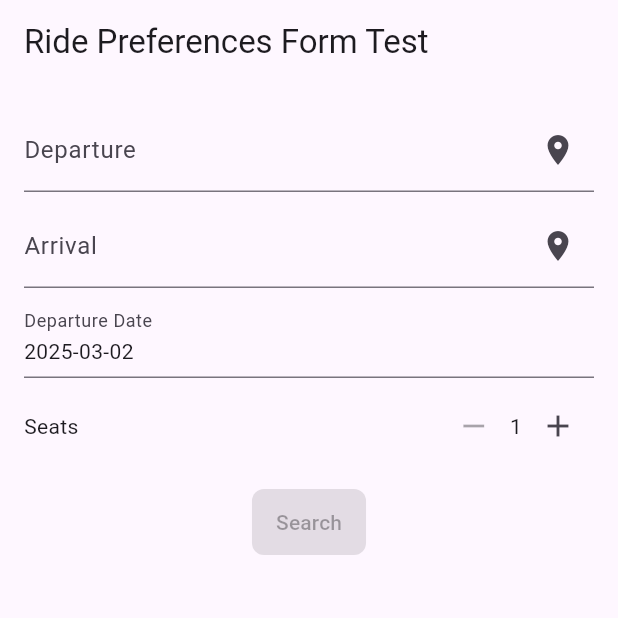
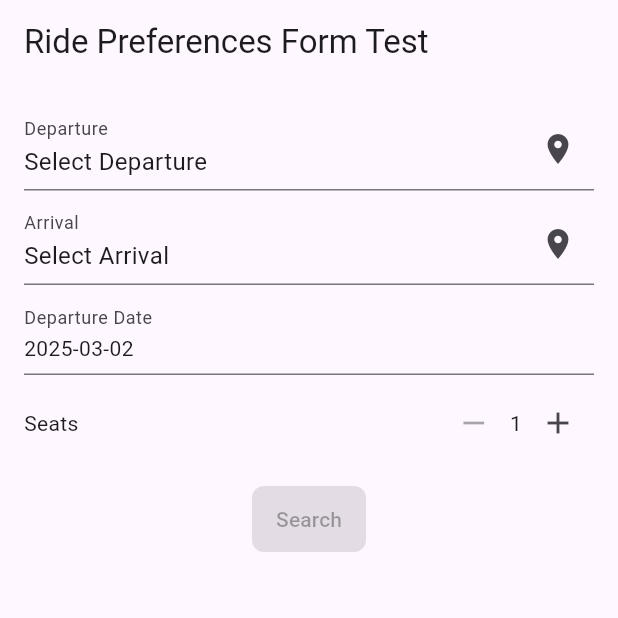
Before and after one commit to Mrkhun99/Limkhun-kim2, a Flutter app: the screen it shows after launch, on a phone screen of 412 x 824 dp, the top half of it. Run offline on Flutter 3.47's test engine with Material 3 defaults, Android fonts, the phone set to English and light mode, and no system bars; project files that could hold a hidden picture were left out.

Commit message:
blah 05 location Picker

```diff
--- a/Week 3/lib/screens/ride_pref/widgets/ride_pref_form.dart
+++ b/Week 3/lib/screens/ride_pref/widgets/ride_pref_form.dart
@@ -1,5 +1,8 @@
 import 'package:flutter/material.dart';
+import 'package:week_3_blabla_project/screens/location_picker.dart';
+import 'package:week_3_blabla_project/theme/theme.dart';
 import 'package:week_3_blabla_project/widgets/actions/blah_btn.dart';
+
 
 class RidePrefForm extends StatefulWidget {
   final Function(String departure, String arrival, DateTime date, int seats) onSearch;
@@ -17,6 +20,25 @@ class _RidePrefFormState extends State<RidePrefForm> {
   int seats = 1;
 
   bool get isSearchEnabled => departure != null && arrival != null;
+
+  void _pickLocation(bool isDeparture) async {
+    final selectedLocation = await Navigator.push(
+      context,
+      MaterialPageRoute(builder: (context) => LocationPicker(onLocationSelected: (location) {
+        Navigator.pop(context, location);
+      })),
+    );
+
+    if (selectedLocation != null) {
+      setState(() {
+        if (isDeparture) {
+          departure = selectedLocation;
+        } else {
+          arrival = selectedLocation;
+        }
+      });
+    }
+  }
 
   void _pickDate() async {
     DateTime? picked = await showDatePicker(
@@ -44,24 +66,30 @@ class _RidePrefFormState extends State<RidePrefForm> {
       padding: const EdgeInsets.all(16),
       child: Column(
         children: [
-          // Departure Field
-          TextField(
-            decoration: InputDecoration(
-              labelText: "Departure",
-              suffixIcon: Icon(Icons.location_on),
+          // Departure Picker
+          InkWell(
+            onTap: () => _pickLocation(true),
+            child: InputDecorator(
+              decoration: InputDecoration(
+                labelText: "Departure",
+                suffixIcon: const Icon(Icons.location_on),
+              ),
+              child: Text(departure ?? "Select Departure", style: BlaTextStyles.body),
             ),
-            onChanged: (value) => setState(() => departure = value),
           ),
 
           const SizedBox(height: 8),
 
-          // Arrival Field
-          TextField(
-            decoration: InputDecoration(
-              labelText: "Arrival",
-              suffixIcon: Icon(Icons.location_on),
+          // Arrival Picker
+          InkWell(
+            onTap: () => _pickLocation(false),
+            child: InputDecorator(
+              decoration: InputDecoration(
+                labelText: "Arrival",
+                suffixIcon: const Icon(Icons.location_on),
+              ),
+              child: Text(arrival ?? "Select Arrival", style: BlaTextStyles.body),
             ),
-            onChanged: (value) => setState(() => arrival = value),
           ),
 
           const SizedBox(height: 8),
```
Also changed, not shown: Week 3/lib/screens/location_picker.dart (+35 -34 lines), Week 3/lib/screens/location_screen.dart (+18 -27 lines).
